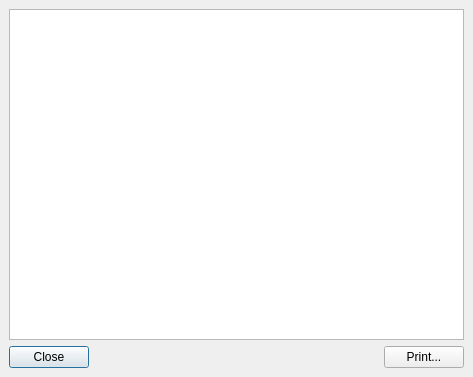
KDAB/Charm, file Charm/Reports/ReportPreviewWindow.ui: the form before one commit.
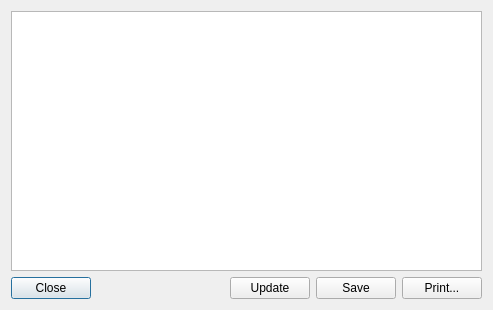
The form after the commit.

Commit message: new way of generating reports the time sheet report now has a working "update" button :-) XML export still missing

Diff of the .ui file:
```diff
--- a/Charm/Reports/ReportPreviewWindow.ui
+++ b/Charm/Reports/ReportPreviewWindow.ui
@@ -5,31 +5,19 @@
    <rect>
     <x>0</x>
     <y>0</y>
-    <width>473</width>
-    <height>377</height>
+    <width>493</width>
+    <height>310</height>
    </rect>
   </property>
   <property name="windowTitle" >
    <string>Report Preview</string>
   </property>
   <layout class="QVBoxLayout" >
-   <property name="margin" >
-    <number>9</number>
-   </property>
-   <property name="spacing" >
-    <number>6</number>
-   </property>
    <item>
     <widget class="QTextBrowser" name="textBrowser" />
    </item>
    <item>
     <layout class="QHBoxLayout" >
-     <property name="margin" >
-      <number>0</number>
-     </property>
-     <property name="spacing" >
-      <number>6</number>
-     </property>
      <item>
       <widget class="QPushButton" name="pushButtonClose" >
        <property name="text" >
@@ -50,6 +38,20 @@
        </property>
       </spacer>
      </item>
+     <item>
+      <widget class="QPushButton" name="pushButtonUpdate" >
+       <property name="text" >
+        <string>Update</string>
+       </property>
+      </widget>
+     </item>
+     <item>
+      <widget class="QPushButton" name="pushButtonSave" >
+       <property name="text" >
+        <string>Save</string>
+       </property>
+      </widget>
+     </item>
      <item>
       <widget class="QPushButton" name="pushButtonPrint" >
        <property name="text" >
```
The commit also changes 10 other files.
